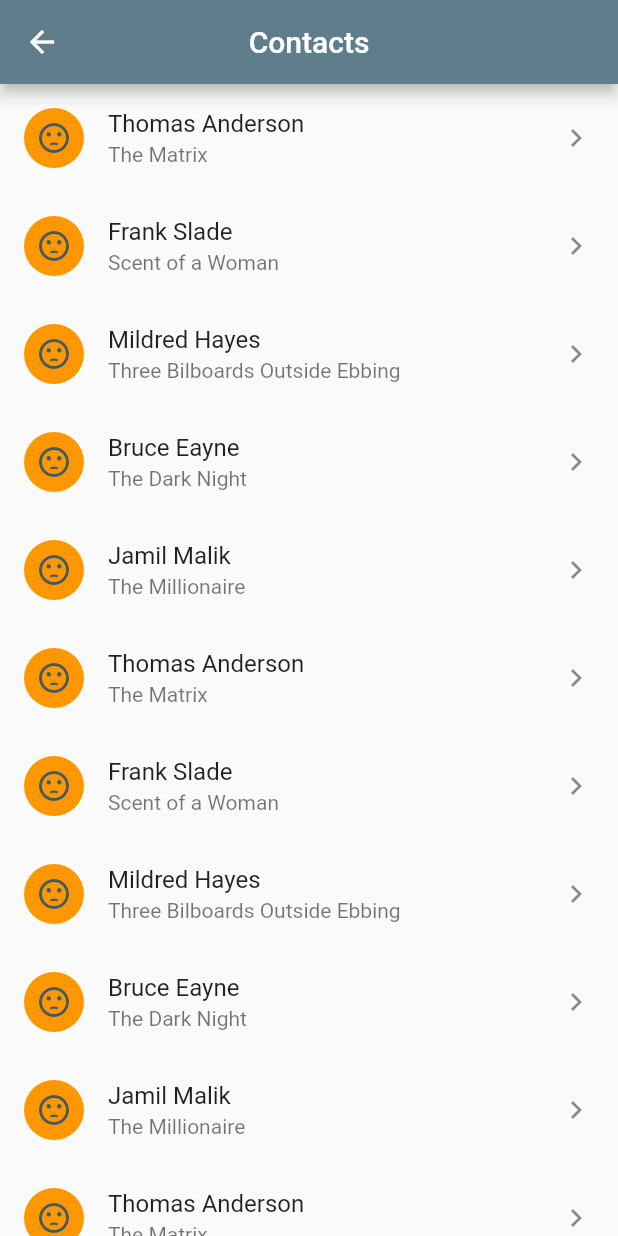
After one commit to 5alafawyyy/Pizza-Margherita, a Flutter app: the screen it shows after launch, after a tap on "Contacts", on a phone screen of 412 x 824 dp. The commit adds this screen. Run offline on Flutter 3.47's test engine with Material 2 defaults, Android fonts, the phone set to English and light mode, and no system bars; network calls fail.

Commit message:
Contacts screen using ListView and ListTile

```diff
--- a/lib/main.dart
+++ b/lib/main.dart
@@ -12,6 +12,7 @@
   @override
   Widget build(BuildContext context) {
     return MaterialApp(
+      debugShowCheckedModeBanner: false,
       title: 'Pizza Margherita',
       theme: ThemeData(
         primarySwatch: Colors.blueGrey,
--- /dev/null
+++ b/lib/screens/contacts.dart
@@ -0,0 +1,98 @@
+import 'package:flutter/material.dart';
+
+class ContactsScreen extends StatelessWidget {
+  const ContactsScreen({super.key});
+
+  @override
+  Widget build(BuildContext context) {
+    final sizeX = MediaQuery.of(context).size.width;
+    final sizeY = MediaQuery.of(context).size.height;
+    return Scaffold(
+      appBar: AppBar(
+        centerTitle: true,
+        title: const Text('Contacts'),
+      ),
+      body: SizedBox(
+        height: sizeY,
+        width: sizeX,
+        child: ListView(
+          children: showContacts(),
+        ),
+      ),
+    );
+  }
+
+  List<ListTile> showContacts() {
+    List<Contacts> contacts = [];
+
+    for (int i = 0; i < 20; i++) {
+      contacts.addAll(contactsInfo);
+    }
+
+    List<ListTile> list = [];
+    contacts.forEach((element) {
+      list.add(
+        ListTile(
+          title: Text(
+            element.title,
+          ),
+          subtitle: Text(
+            element.subTitle,
+          ),
+          leading: CircleAvatar(
+            backgroundColor: Colors.orange,
+            child: Icon(
+              element.icon,
+            ),
+          ),
+          trailing: const Icon(
+            Icons.keyboard_arrow_right,
+          ),
+          onTap: () {},
+        ),
+      );
+    });
+
+    return list;
+  }
+}
+
+List<Contacts> contactsInfo = [
+  Contacts(
+    icon: Icons.sentiment_dissatisfied,
+    title: 'Thomas Anderson',
+    subTitle: 'The Matrix',
+  ),
+  Contacts(
+    icon: Icons.sentiment_dissatisfied,
+    title: 'Frank Slade',
+    subTitle: 'Scent of a Woman',
+  ),
+  Contacts(
+    icon: Icons.sentiment_dissatisfied,
+    title: 'Mildred Hayes',
+    subTitle: 'Three Bilboards Outside Ebbing',
+  ),
+  Contacts(
+    icon: Icons.sentiment_dissatisfied,
+    title: 'Bruce Eayne',
+    subTitle: 'The Dark Night',
+  ),
+  Contacts(
+    icon: Icons.sentiment_dissatisfied,
+    title: 'Jamil Malik',
+    subTitle: 'The Millionaire',
+  ),
+];
+
+class Contacts {
+  final IconData icon;
+  final String title;
+  final String subTitle;
+
+  Contacts({
+    required this.icon,
+    required this.title,
+    required this.subTitle,
+  });
+}
--- a/lib/screens/homeScreen.dart
+++ b/lib/screens/homeScreen.dart
@@ -1,4 +1,5 @@
 import 'package:flutter/material.dart';
+import 'package:pizza_margherita/screens/contacts.dart';
 import 'package:pizza_margherita/screens/pizza_2_screen.dart';
 import 'package:pizza_margherita/screens/pizza_screen.dart';
 
@@ -49,7 +50,30 @@
                     )
                   ],
                 ),
-              )
+              ),
+              Padding(
+                padding: const EdgeInsets.all(8.0),
+                child: Row(
+                  mainAxisAlignment: MainAxisAlignment.spaceBetween,
+                  children: [
+                    Container(
+                        color: Colors.blueGrey[200],
+                        padding: const EdgeInsets.all(12.0),
+                        child: const Text('ListView: ')),
+                    ElevatedButton(
+                      onPressed: () {
+                        Navigator.push(
+                          context,
+                          MaterialPageRoute(
+                            builder: ((context) => const ContactsScreen()),
+                          ),
+                        );
+                      },
+                      child: const Text('Contacts'),
+                    ),
+                  ],
+                ),
+              ),
             ],
           ),
         ));
```
Also changed, not shown: 1 other file.
